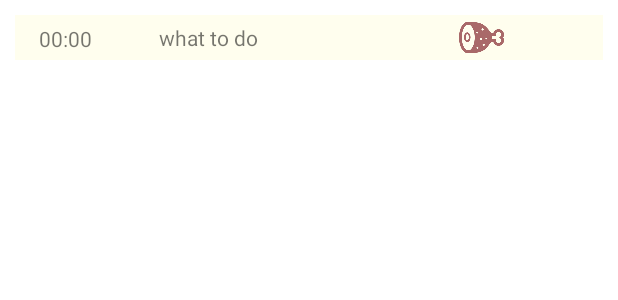
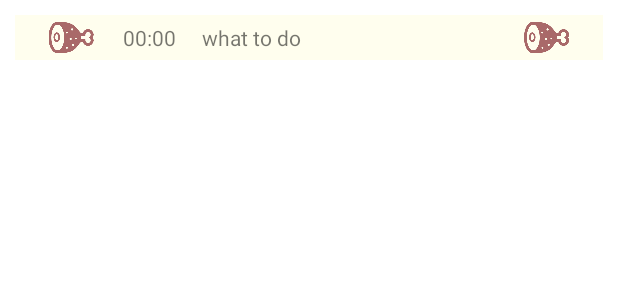
Before and after one commit to mylittleroutine/project_android, an Android app: the layout item_todo_package.xml on its own in the app's theme, with its tools: preview values and no code run, on a phone screen of 412 x 824 dp. Shown: the top 300 px of the screen. Run offline under Robolectric (Android 15) with nearby library versions, the phone set to English and light mode, and no system bars.

Commit message:
10/7 수동 인증 기능 추가, 날짜별 성공률 표시

```diff
--- a/app/build.gradle
+++ b/app/build.gradle
@@ -54,4 +54,6 @@ dependencies {
     implementation 'com.squareup.retrofit2:converter-scalars:2.6.4'
     implementation 'com.squareup.retrofit2:adapter-rxjava2:2.9.0'
     implementation 'io.reactivex.rxjava2:rxandroid:2.1.0'
+
+    implementation "com.github.skydoves:progressview:1.1.2"
 }
--- a/app/src/main/java/com/example/realtodoapp/adapter/AdapterDateInfoList.kt
+++ b/app/src/main/java/com/example/realtodoapp/adapter/AdapterDateInfoList.kt
@@ -64,5 +64,7 @@ class DateInfoHolder(val context: Context, var bind: ItemDateInfoBinding):Recycl
         else{
             bind.backgroundConstraintLayout.setBackgroundResource(R.drawable.round_layout)
         }
+
+        bind.successProgressView.progress = item.successProgress * 100
     }
 }
--- a/app/src/main/java/com/example/realtodoapp/model/DateInfoDto.kt
+++ b/app/src/main/java/com/example/realtodoapp/model/DateInfoDto.kt
@@ -4,5 +4,5 @@ class DateInfoDto {
     var year = 0
     var month  = 0
     var day = 0
-    var successProgress = 0
+    var successProgress:Float = 0.0f
 }
--- a/app/src/main/java/com/example/realtodoapp/model/TodoPackageDto.kt
+++ b/app/src/main/java/com/example/realtodoapp/model/TodoPackageDto.kt
@@ -8,4 +8,5 @@ class TodoPackageDto{
     var day = 0
     var hour = 0
     var minute = 0
+    var success = false
 }
--- a/app/src/main/res/layout/item_todo_package.xml
+++ b/app/src/main/res/layout/item_todo_package.xml
@@ -9,51 +9,47 @@
         android:layout_height="50dp"
         android:background="#FFFFFF">
 
-        <androidx.constraintlayout.widget.ConstraintLayout
+        <LinearLayout
             android:id= "@+id/background_todo"
             android:layout_width="match_parent"
             android:layout_height="match_parent"
             android:layout_margin="10dp"
-            android:background="#FFFEEE">
+            android:background="#FFFEEE"
+            android:orientation="horizontal"
+            android:weightSum="10"
+            android:paddingLeft="20dp"
+            android:paddingRight="20dp">
+
+            <ImageView
+                android:id="@+id/sucess_or_fail_imageView"
+                android:layout_width="0dp"
+                android:layout_weight="1"
+                android:layout_height="match_parent"
+                android:src="@drawable/meat" />
 
 
             <TextView
                 android:id="@+id/todo_time_textView"
-                android:layout_width="wrap_content"
-                android:layout_height="wrap_content"
-                android:text="00:00"
-                app:layout_constraintBottom_toBottomOf="parent"
-                app:layout_constraintEnd_toEndOf="parent"
-                app:layout_constraintHorizontal_bias="0.044"
-                app:layout_constraintStart_toStartOf="parent"
-                app:layout_constraintTop_toTopOf="parent"
-                app:layout_constraintVertical_bias="0.545" />
+                android:layout_width="0dp"
+                android:layout_weight="2"
+                android:layout_height="match_parent"
+                android:gravity="center"
+                android:text="00:00" />
 
             <TextView
                 android:id="@+id/todo_name_textView"
-                android:layout_width="200dp"
-                android:layout_height="29dp"
-                android:layout_marginLeft="20dp"
-                android:layout_marginRight="20dp"
+                android:layout_width="0dp"
+                android:layout_weight="6"
+                android:layout_height="match_parent"
                 android:text="what to do"
-                android:gravity="center_vertical"
-                app:layout_constraintBottom_toBottomOf="parent"
-                app:layout_constraintEnd_toEndOf="parent"
-                app:layout_constraintStart_toStartOf="parent"
-                app:layout_constraintTop_toTopOf="parent"
-                app:layout_constraintVertical_bias="1.0" />
+                android:gravity="center_vertical" />
 
             <ImageView
-                android:id="@+id/imageView"
-                android:layout_width="30dp"
-                android:layout_height="30dp"
-                android:src = "@drawable/meat"
-                app:layout_constraintBottom_toBottomOf="parent"
-                app:layout_constraintEnd_toEndOf="parent"
-                app:layout_constraintHorizontal_bias="0.0"
-                app:layout_constraintStart_toEndOf="@+id/todo_name_textView"
-                app:layout_constraintTop_toTopOf="parent"
-                app:layout_constraintVertical_bias="1.0" />
+                android:id="@+id/category_imageView"
+                android:layout_width="0dp"
+                android:layout_weight="1"
+                android:layout_height="match_parent"
+                android:src="@drawable/meat" />
 
             <!--            <androidx.recyclerview.widget.RecyclerView-->
 <!--                android:id = "@+id/list_todo_package_recyclerView"-->
@@ -63,7 +59,7 @@
 <!--                app:layout_constraintTop_toTopOf="parent"-->
 <!--                app:layout_constraintVertical_bias="1.0" />-->
 
-        </androidx.constraintlayout.widget.ConstraintLayout>
+        </LinearLayout>
 
 
     </androidx.constraintlayout.widget.ConstraintLayout>
```
Also changed, not shown: app/src/main/java/com/example/realtodoapp/adapter/AdapterToDoPackageList.kt (+23 -3 lines), app/src/main/java/com/example/realtodoapp/ui/MainFragment.kt (+85 -11 lines), app/src/main/res/layout/dialog_default.xml (+11 -0 lines), app/src/main/res/layout/item_date_info.xml (+27 -2 lines).
